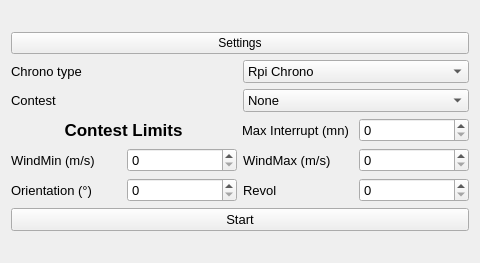
First picture: the form in F3FChrono/gui/WConfig.ui, repository jomarin38/F3FChrono, before the edit.
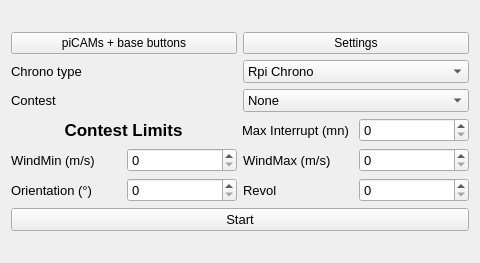
Second picture: the form after the edit.

Commit message: Adding wind speed & orientation stats during a run in chrono class Adding Vocal & sound Adding a new Sound class using PyQt sound module. A Speech module is available on PySide2 but not in PyQt5 Adding Gui Settings & Advanced Settings GPIO class created Differents littles evolutions. Adding close main & simulate windows with one click Adding fullscreen in configfile & gui Adding close application button in settings mode Adding panel to paired picam & bases buttons

The edit to the form file:
```diff
--- a/F3FChrono/gui/WConfig.ui
+++ b/F3FChrono/gui/WConfig.ui
@@ -18,6 +18,13 @@
     <layout class="QVBoxLayout" name="verticalLayout">
      <item>
       <layout class="QHBoxLayout" name="horizontalLayout_4">
+       <item>
+        <widget class="QPushButton" name="picampaired">
+         <property name="text">
+          <string>piCAMs + base buttons</string>
+         </property>
+        </widget>
+       </item>
        <item>
         <widget class="QPushButton" name="btn_settings">
          <property name="text">
```
The commit also changes 10 other files.
